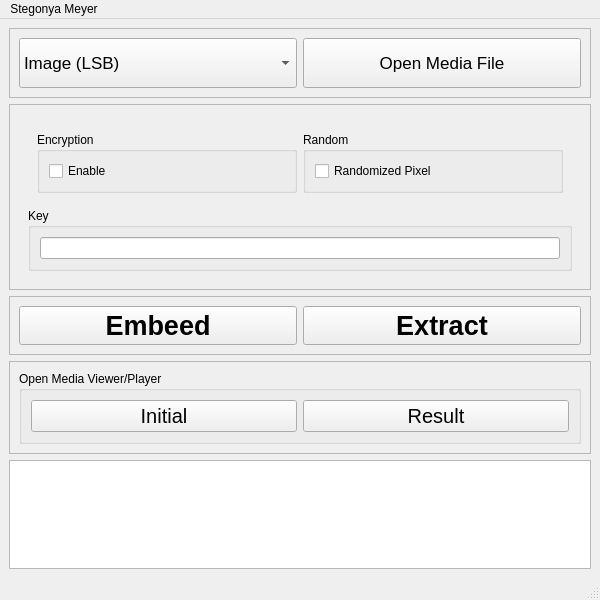
Old version of the form ui/mainwindow.ui in the repository vincentbudianto/Stego-Helper.
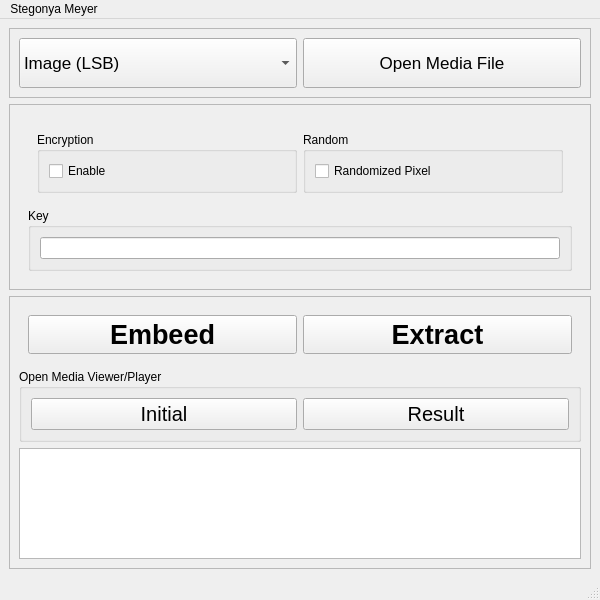
New version of the form.

Patch:
```diff
--- a/ui/mainwindow.ui
+++ b/ui/mainwindow.ui
@@ -156,9 +156,12 @@
       <property name="frameShadow">
        <enum>QFrame::Raised</enum>
       </property>
-      <layout class="QHBoxLayout" name="horizontalLayout">
+      <layout class="QVBoxLayout" name="verticalLayout">
        <item>
-        <widget class="QPushButton" name="pushButton_2">
+        <widget class="QWidget" name="widget_2" native="true">
+         <layout class="QHBoxLayout" name="horizontalLayout_6">
+          <item>
+           <widget class="QPushButton" name="embeed_button">
          <property name="font">
           <font>
            <pointsize>20</pointsize>
@@ -172,7 +175,7 @@
         </widget>
        </item>
        <item>
-        <widget class="QPushButton" name="pushButton_3">
+           <widget class="QPushButton" name="extract_button">
          <property name="font">
           <font>
            <pointsize>20</pointsize>
@@ -189,15 +192,6 @@
      </widget>
     </item>
     <item>
-     <widget class="QFrame" name="frame_4">
-      <property name="frameShape">
-       <enum>QFrame::StyledPanel</enum>
-      </property>
-      <property name="frameShadow">
-       <enum>QFrame::Raised</enum>
-      </property>
-      <layout class="QHBoxLayout" name="horizontalLayout_7">
-       <item>
         <widget class="QGroupBox" name="groupBox_5">
          <property name="title">
           <string>Open Media Viewer/Player</string>
@@ -230,12 +224,12 @@
          </layout>
         </widget>
        </item>
+       <item>
+        <widget class="QPlainTextEdit" name="info_text"/>
+       </item>
       </layout>
      </widget>
     </item>
-    <item>
-     <widget class="QPlainTextEdit" name="plainTextEdit"/>
-    </item>
    </layout>
   </widget>
   <widget class="QMenuBar" name="menubar">
```
Left out of the diff: 22 changed lines with no effect on the pictures. Lines whose indentation alone changed are shown as unchanged.
